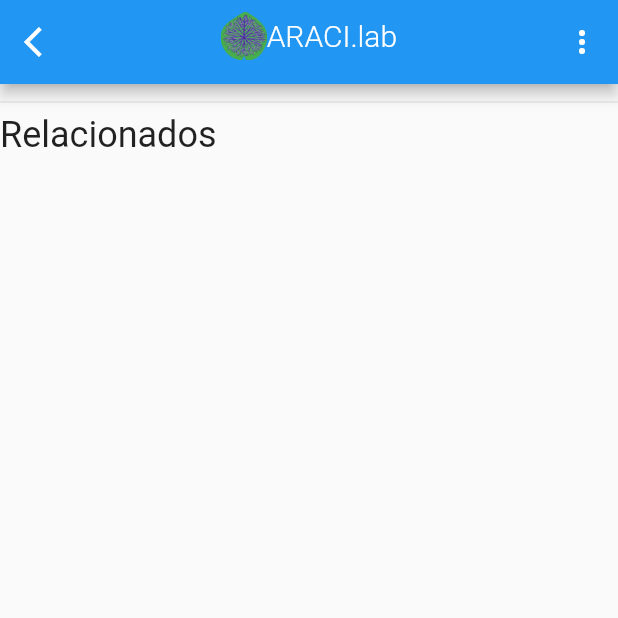
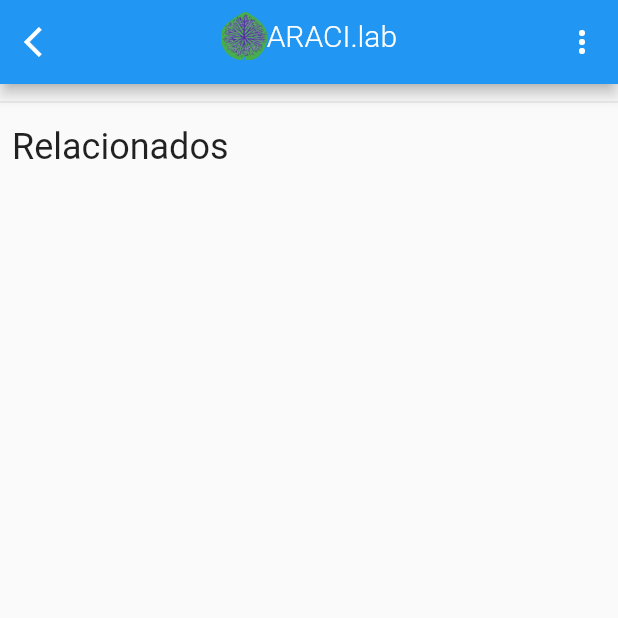
Before and after one commit to ronaldmaymone/modelApp, a Flutter app: the screen it shows after launch, scrolled down 200 dp, on a phone screen of 412 x 824 dp, the top half of it. Run offline on Flutter 3.47's test engine with Material 2 defaults, Android fonts, the phone set to English and light mode, and no system bars; drawn by our look-alikes of flutter_markdown; our stand-ins replace get, get_storage; missing offline and left inert: stack; statements that could not run were skipped.

Commit message:
deleting some useless stuff

```diff
--- a/lib/app/binding/login_binding.dart
+++ b/lib/app/binding/login_binding.dart
@@ -1,8 +1,9 @@
 import 'package:get/get.dart';
+import 'package:model_app/app/controller/login_controller.dart';
 
 class LoginBinding extends Bindings{
   @override
   void dependencies() {
-    // TODO: implement dependencies
+    Get.put<LoginController>(LoginController());
   }
 }
--- a/lib/app/controller/home_controller.dart
+++ b/lib/app/controller/home_controller.dart
@@ -38,7 +38,6 @@ class HomeController extends GetxController {
   void onInit() async {
     if (routingStack.isEmpty) routingStack.push(1);
     await getArticle(routingStack.top());
-    print("Executando onInit details -----------------------");
     // initYoutubeController();
     super.onInit();
     // addArticle();
@@ -104,12 +103,12 @@ class HomeController extends GetxController {
   handlePopMenuClick(String value){
     // Get.snackbar("Função em desenvolvimento","",backgroundColor: Colors.blueGrey[900]);
     switch (value) {
-      case 'Logout':
+      case 'Sair':
         userRepository.eraseUserInformation();
         //TODO: Delete database.
         Get.offAllNamed(Routes.SPLASH);
         break;
-      case 'Settings':
+      default:
         Get.snackbar("Função em desenvolvimento","");
         break;
     }
--- a/lib/app/ui/home/home_page.dart
+++ b/lib/app/ui/home/home_page.dart
@@ -36,7 +36,6 @@ class HomePage extends StatelessWidget {
                 ),
               ],
               expandedHeight: 200.0,
-              floating: false, //The title disappears on scroll up
               pinned: true,// The appbar goes out of the screen on scroll up
               flexibleSpace: FlexibleSpaceBar(
                 centerTitle: true,
@@ -46,7 +45,7 @@ class HomePage extends StatelessWidget {
                   children: [
                     Image.asset(
                       "assets/images/regia_araci.png",
-                      fit: BoxFit.contain,
+                      fit: BoxFit.scaleDown,
                       height: 32,
                     ),
                     Text("ARACI.lab", style: TextStyle(color: Colors.white, fontWeight: FontWeight.w300),)
@@ -69,14 +68,16 @@ class HomePage extends StatelessWidget {
                   children: [
                     article(_),
                     Divider(),
-                    Container(child: markdownTitleWidget("# Relacionados"), height: 70,),
+                    Padding(
+                      padding: const EdgeInsets.all(8.0),
+                      child: Container(child: markdownTitleWidget("# Relacionados"), height: 70,),
+                    ),
                     if (_.externalURL != null)
                       ListTile(
                           leading: relatedCard(_.imgPath??"assets/images/regia_araci.png"),
                           title: markdownTitleWidget("Acesse o documento"),
                           trailing: Icon(Icons.arrow_forward_ios),
                           onTap: () {
-                            print("ON TAP!!");
                             _.launchUniversalLink(_.externalURL);
                             // Get.toNamed(Routes.WEBVIEW, arguments: {"url":_.externalURL, "title":_.articleTitle});
                           }
--- a/lib/app/ui/home/widgets/article_widget.dart
+++ b/lib/app/ui/home/widgets/article_widget.dart
@@ -12,8 +12,7 @@ Widget article(HomeController controller) {
       // controller.videoURL != null ? ytWidget() : Container(),
       Padding(
         padding: const EdgeInsets.all(8.0),
-        child: SizedBox(child: markdownTitleWidget("# ${controller
-            .articleTitle}" ?? "")),
+        child: SizedBox(child: markdownTitleWidget("# ${controller.articleTitle}" ?? "")),
       ),
       Padding(
         padding: const EdgeInsets.all(8.0),
--- a/lib/app/ui/home/widgets/relatedcard_widget.dart
+++ b/lib/app/ui/home/widgets/relatedcard_widget.dart
@@ -1,9 +1,7 @@
 import 'package:flutter/material.dart';
 
-Widget relatedCard(String imageName) {
+Widget relatedCard(String imagePath) {
   return Card(
-//      elevation: 3,
-      semanticContainer: true,
       clipBehavior: Clip.antiAliasWithSaveLayer,
       shape: RoundedRectangleBorder(
         side: BorderSide(color: Colors.black26, width: 1),
@@ -14,7 +12,7 @@ Widget relatedCard(String imageName) {
         height: 100,
         decoration: BoxDecoration(
           image: DecorationImage(
-            image: AssetImage(imageName),
+            image: AssetImage(imagePath),
             fit: BoxFit.fitWidth,
             alignment: Alignment.center,
           ),
```
Also changed, not shown: lib/app/binding/home_binding.dart (+6 -1 lines).
